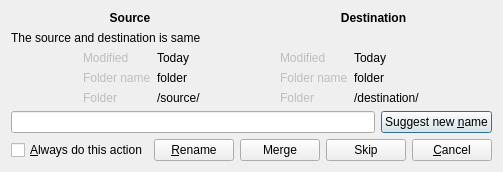
The window that plugins/CopyEngine/Ultracopier/folderExistsDialog.ui (alphaonex86/Ultracopier) describes before a commit, drawn with Qt 5.
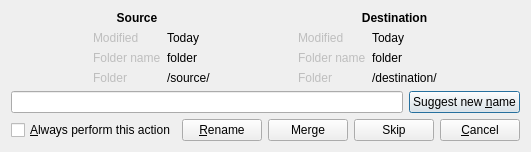
The same window after the commit.

```diff
--- a/plugins/CopyEngine/Ultracopier/folderExistsDialog.ui
+++ b/plugins/CopyEngine/Ultracopier/folderExistsDialog.ui
@@ -6,8 +6,8 @@
    <rect>
     <x>0</x>
     <y>0</y>
-    <width>443</width>
-    <height>158</height>
+    <width>476</width>
+    <height>140</height>
    </rect>
   </property>
   <property name="windowTitle">
@@ -56,13 +56,6 @@
      </item>
     </layout>
    </item>
-   <item>
-    <widget class="QLabel" name="label_message">
-     <property name="text">
-      <string>The source and destination is same</string>
-     </property>
-    </widget>
-   </item>
    <item>
     <layout class="QHBoxLayout" name="horizontalLayout_4">
      <item>
@@ -242,7 +235,7 @@
      <item>
       <widget class="QCheckBox" name="checkBoxAlways">
        <property name="text">
-        <string>&amp;Always do this action</string>
+        <string>&amp;Always perform this action</string>
        </property>
       </widget>
      </item>
```
Left out of the diff: 2 changed lines with no effect on the pictures.
